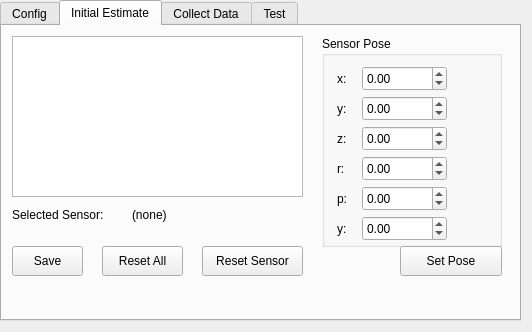
First picture: the form in atom_rviz_plugin/src/ui/calibration_panel.ui, repository lardemua/atom_rviz_plugin, before the edit.
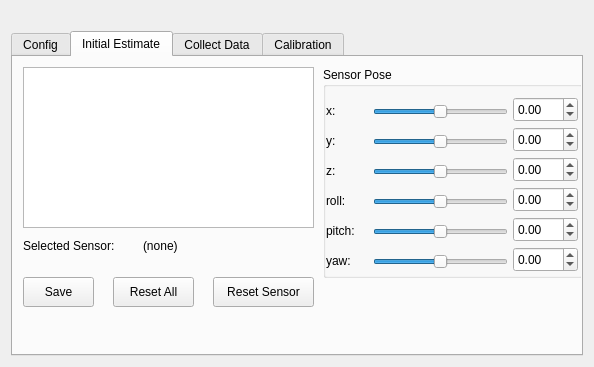
Second picture: the form after the edit. The open tabs and pages were chosen to show the change.

Commit message: Some changes on the panel and added code for issue #285

```diff
--- a/atom_rviz_plugin/src/ui/calibration_panel.ui
+++ b/atom_rviz_plugin/src/ui/calibration_panel.ui
@@ -6,22 +6,23 @@
    <rect>
     <x>0</x>
     <y>0</y>
-    <width>532</width>
-    <height>332</height>
+    <width>594</width>
+    <height>367</height>
    </rect>
   </property>
   <property name="windowTitle">
    <string>FirstWidget</string>
   </property>
+  <layout class="QGridLayout" name="gridLayout">
+   <item row="0" column="0">
+    <widget class="QLabel" name="tabDescriptionLabel">
+     <property name="text">
+      <string/>
+     </property>
+    </widget>
+   </item>
+   <item row="1" column="0">
   <widget class="QTabWidget" name="mainTabs">
-   <property name="geometry">
-    <rect>
-     <x>0</x>
-     <y>0</y>
-     <width>521</width>
-     <height>321</height>
-    </rect>
-   </property>
    <property name="currentIndex">
     <number>2</number>
    </property>
@@ -1188,9 +1189,9 @@
     <widget class="QGroupBox" name="initeEstimateGroupBox">
      <property name="geometry">
       <rect>
-       <x>320</x>
+         <x>310</x>
        <y>10</y>
-       <width>180</width>
+         <width>260</width>
        <height>211</height>
       </rect>
      </property>
@@ -1200,10 +1201,10 @@
      <widget class="QLabel" name="initEstimatePoseXLabel">
       <property name="geometry">
        <rect>
-        <x>15</x>
+          <x>3</x>
         <y>35</y>
-        <width>20</width>
-        <height>15</height>
+          <width>40</width>
+          <height>18</height>
        </rect>
       </property>
       <property name="text">
@@ -1213,10 +1214,10 @@
      <widget class="QLabel" name="initEstimatePoseYLabel">
       <property name="geometry">
        <rect>
-        <x>15</x>
+          <x>3</x>
         <y>65</y>
-        <width>20</width>
-        <height>15</height>
+          <width>40</width>
+          <height>18</height>
        </rect>
       </property>
       <property name="text">
@@ -1226,10 +1227,10 @@
      <widget class="QLabel" name="initEstimatePoseZLabel">
       <property name="geometry">
        <rect>
-        <x>15</x>
+          <x>3</x>
         <y>95</y>
-        <width>20</width>
-        <height>15</height>
+          <width>40</width>
+          <height>18</height>
        </rect>
       </property>
       <property name="text">
@@ -1239,56 +1240,56 @@
      <widget class="QLabel" name="initEstimatePoseRollLabel">
       <property name="geometry">
        <rect>
-        <x>15</x>
+          <x>3</x>
         <y>125</y>
-        <width>20</width>
-        <height>15</height>
+          <width>40</width>
+          <height>18</height>
        </rect>
       </property>
       <property name="text">
-       <string>r:</string>
+         <string>roll:</string>
       </property>
      </widget>
      <widget class="QLabel" name="initEstimatePosePitchLabel">
       <property name="geometry">
        <rect>
-        <x>15</x>
+          <x>3</x>
         <y>155</y>
-        <width>20</width>
-        <height>15</height>
+          <width>40</width>
+          <height>18</height>
        </rect>
       </property>
       <property name="text">
-       <string>p:</string>
+         <string>pitch:</string>
       </property>
      </widget>
      <widget class="QLabel" name="initEstimatePoseYawLabel">
       <property name="geometry">
        <rect>
-        <x>15</x>
+          <x>3</x>
         <y>185</y>
-        <width>20</width>
-        <height>15</height>
+          <width>40</width>
+          <height>18</height>
        </rect>
       </property>
       <property name="text">
-       <string>y:</string>
+         <string>yaw:</string>
       </property>
      </widget>
      <widget class="QDoubleSpinBox" name="initEstimatePoseXDoubleSpinBox">
       <property name="geometry">
        <rect>
-        <x>40</x>
+          <x>190</x>
         <y>30</y>
-        <width>85</width>
+          <width>65</width>
         <height>25</height>
        </rect>
       </property>
       <property name="minimum">
-       <double>-1000.000000000000000</double>
+         <double>-10.000000000000000</double>
       </property>
       <property name="maximum">
-       <double>1000.000000000000000</double>
+         <double>10.000000000000000</double>
       </property>
       <property name="singleStep">
        <double>0.050000000000000</double>
@@ -1297,17 +1298,17 @@
      <widget class="QDoubleSpinBox" name="initEstimatePoseYDoubleSpinBox">
       <property name="geometry">
        <rect>
-        <x>40</x>
+          <x>190</x>
         <y>60</y>
-        <width>85</width>
+          <width>65</width>
         <height>25</height>
        </rect>
       </property>
       <property name="minimum">
-       <double>-1000.000000000000000</double>
+         <double>-10.000000000000000</double>
       </property>
       <property name="maximum">
-       <double>1000.000000000000000</double>
+         <double>10.000000000000000</double>
       </property>
       <property name="singleStep">
        <double>0.050000000000000</double>
@@ -1316,17 +1317,17 @@
      <widget class="QDoubleSpinBox" name="initEstimatePoseZDoubleSpinBox">
       <property name="geometry">
        <rect>
-        <x>40</x>
+          <x>190</x>
         <y>90</y>
-        <width>85</width>
+          <width>65</width>
         <height>25</height>
        </rect>
       </property>
       <property name="minimum">
-       <double>-1000.000000000000000</double>
+         <double>-10.000000000000000</double>
       </property>
       <property name="maximum">
-       <double>1000.000000000000000</double>
+         <double>10.000000000000000</double>
       </property>
       <property name="singleStep">
        <double>0.050000000000000</double>
@@ -1335,17 +1336,17 @@
      <widget class="QDoubleSpinBox" name="initEstimatePoseRollDoubleSpinBox">
       <property name="geometry">
        <rect>
-        <x>40</x>
+          <x>190</x>
         <y>120</y>
-        <width>85</width>
+          <width>65</width>
         <height>25</height>
        </rect>
       </property>
       <property name="minimum">
-       <double>-1000.000000000000000</double>
+         <double>-10.000000000000000</double>
       </property>
       <property name="maximum">
-       <double>1000.000000000000000</double>
+         <double>10.000000000000000</double>
       </property>
       <property name="singleStep">
        <double>0.050000000000000</double>
@@ -1354,17 +1355,17 @@
      <widget class="QDoubleSpinBox" name="initEstimatePosePitchDoubleSpinBox">
       <property name="geometry">
        <rect>
-        <x>40</x>
+          <x>190</x>
         <y>150</y>
-        <width>85</width>
+          <width>65</width>
         <height>25</height>
        </rect>
       </property>
       <property name="minimum">
-       <double>-1000.000000000000000</double>
+         <double>-10.000000000000000</double>
       </property>
       <property name="maximum">
-       <double>1000.000000000000000</double>
+         <double>10.000000000000000</double>
       </property>
       <property name="singleStep">
        <double>0.050000000000000</double>
@@ -1373,35 +1374,136 @@
      <widget class="QDoubleSpinBox" name="initEstimatePoseYawDoubleSpinBox">
       <property name="geometry">
        <rect>
-        <x>40</x>
+          <x>190</x>
         <y>180</y>
-        <width>85</width>
+          <width>65</width>
         <height>25</height>
        </rect>
       </property>
       <property name="minimum">
-       <double>-1000.000000000000000</double>
+         <double>-10.000000000000000</double>
       </property>
       <property name="maximum">
-       <double>1000.000000000000000</double>
+         <double>10.000000000000000</double>
       </property>
       <property name="singleStep">
        <double>0.050000000000000</double>
       </property>
      </widget>
-    </widget>
-    <widget class="QPushButton" name="initEstimateSensorPoseButton">
+       <widget class="QSlider" name="initEstimatePoseXSlider">
+        <property name="geometry">
+         <rect>
+          <x>50</x>
+          <y>35</y>
+          <width>135</width>
+          <height>20</height>
+         </rect>
+        </property>
+        <property name="minimum">
+         <number>-1000</number>
+        </property>
+        <property name="maximum">
+         <number>1000</number>
+        </property>
+        <property name="orientation">
+         <enum>Qt::Horizontal</enum>
+        </property>
+       </widget>
+       <widget class="QSlider" name="initEstimatePoseYSlider">
      <property name="geometry">
       <rect>
-       <x>398</x>
-       <y>220</y>
-       <width>102</width>
-       <height>30</height>
-      </rect>
-     </property>
-     <property name="text">
-      <string>Set Pose</string>
-     </property>
+          <x>50</x>
+          <y>65</y>
+          <width>135</width>
+          <height>20</height>
+         </rect>
+        </property>
+        <property name="minimum">
+         <number>-1000</number>
+        </property>
+        <property name="maximum">
+         <number>1000</number>
+        </property>
+        <property name="orientation">
+         <enum>Qt::Horizontal</enum>
+        </property>
+       </widget>
+       <widget class="QSlider" name="initEstimatePoseZSlider">
+        <property name="geometry">
+         <rect>
+          <x>50</x>
+          <y>95</y>
+          <width>135</width>
+          <height>20</height>
+         </rect>
+        </property>
+        <property name="minimum">
+         <number>-1000</number>
+        </property>
+        <property name="maximum">
+         <number>1000</number>
+        </property>
+        <property name="orientation">
+         <enum>Qt::Horizontal</enum>
+        </property>
+       </widget>
+       <widget class="QSlider" name="initEstimatePoseYawSlider">
+        <property name="geometry">
+         <rect>
+          <x>50</x>
+          <y>185</y>
+          <width>135</width>
+          <height>20</height>
+         </rect>
+        </property>
+        <property name="minimum">
+         <number>-1000</number>
+        </property>
+        <property name="maximum">
+         <number>1000</number>
+        </property>
+        <property name="orientation">
+         <enum>Qt::Horizontal</enum>
+        </property>
+       </widget>
+       <widget class="QSlider" name="initEstimatePoseRollSlider">
+        <property name="geometry">
+         <rect>
+          <x>50</x>
+          <y>125</y>
+          <width>135</width>
+          <height>20</height>
+         </rect>
+        </property>
+        <property name="minimum">
+         <number>-1000</number>
+        </property>
+        <property name="maximum">
+         <number>1000</number>
+        </property>
+        <property name="orientation">
+         <enum>Qt::Horizontal</enum>
+        </property>
+       </widget>
+       <widget class="QSlider" name="initEstimatePosePitchSlider">
+        <property name="geometry">
+         <rect>
+          <x>50</x>
+          <y>155</y>
+          <width>135</width>
+          <height>20</height>
+         </rect>
+        </property>
+        <property name="minimum">
+         <number>-1000</number>
+        </property>
+        <property name="maximum">
+         <number>1000</number>
+        </property>
+        <property name="orientation">
+         <enum>Qt::Horizontal</enum>
+        </property>
+       </widget>
     </widget>
    </widget>
    <widget class="QWidget" name="dataCollectTab">
@@ -1714,10 +1816,12 @@
    </widget>
    <widget class="QWidget" name="widget">
     <attribute name="title">
-     <string>Test</string>
+       <string>Calibration</string>
     </attribute>
    </widget>
   </widget>
+   </item>
+  </layout>
  </widget>
  <resources/>
  <connections/>
```
Left out of the diff: 244 changed lines with no effect on the pictures. Lines whose indentation alone changed are shown as unchanged. The commit also changes 7 other files.
